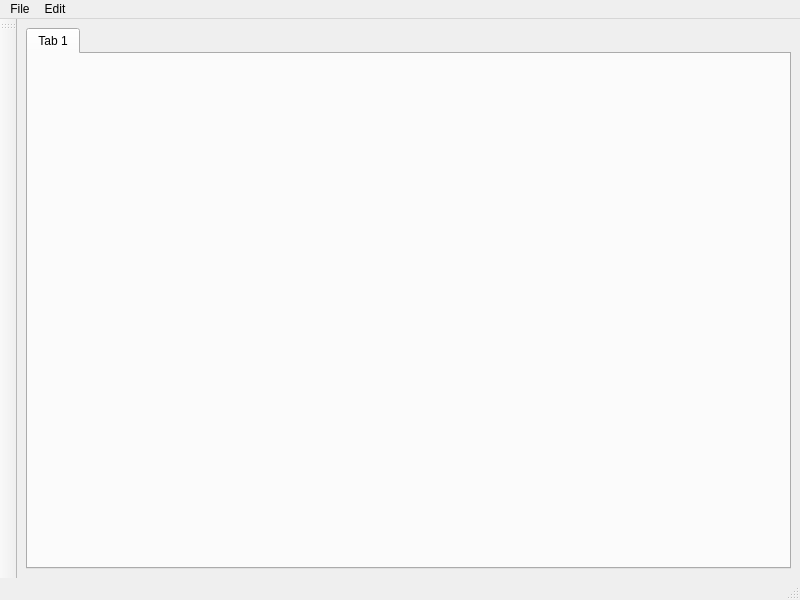
Qt form text_editor.ui (PorterCat/TextEditor-And-Paint) before a commit.
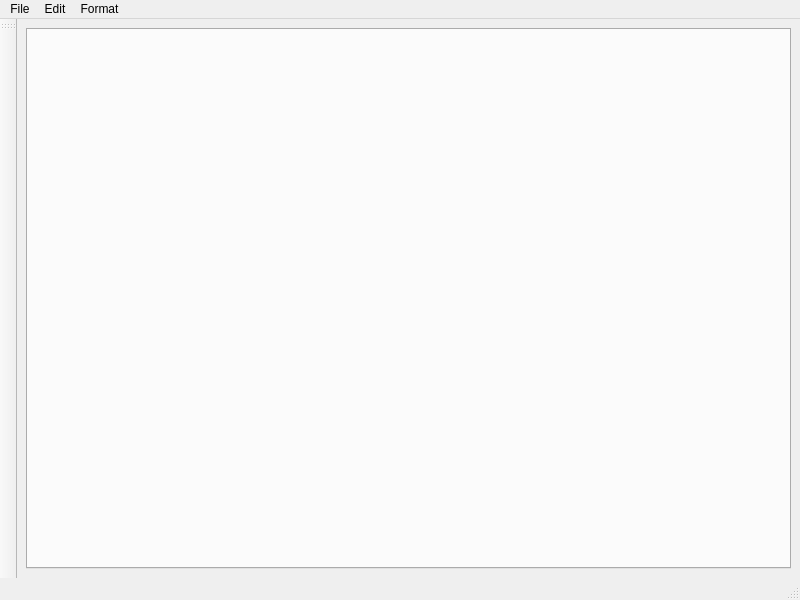
The same form after that commit. Icons and pictures are not drawn.

The edit to the form file:
```diff
--- a/text_editor.ui
+++ b/text_editor.ui
@@ -17,14 +17,6 @@
    <layout class="QHBoxLayout" name="horizontalLayout">
     <item>
      <widget class="QTabWidget" name="tabWidget">
-      <property name="currentIndex">
-       <number>0</number>
-      </property>
-      <widget class="QWidget" name="tab">
-       <attribute name="title">
-        <string>Tab 1</string>
-       </attribute>
-      </widget>
      </widget>
     </item>
    </layout>
@@ -67,9 +59,21 @@
     <addaction name="separator"/>
     <addaction name="actionFind"/>
     <addaction name="actionReplace"/>
+    <addaction name="separator"/>
+    <addaction name="actionClear"/>
+    <addaction name="actionRestore"/>
+   </widget>
+   <widget class="QMenu" name="menuFormat">
+    <property name="title">
+     <string>Format</string>
+    </property>
+    <addaction name="actionSet_Font"/>
+    <addaction name="actionSet_Color"/>
+    <addaction name="actionSet_Margin"/>
    </widget>
    <addaction name="menuFile"/>
    <addaction name="menuEdit"/>
+   <addaction name="menuFormat"/>
   </widget>
   <widget class="QToolBar" name="toolBar">
    <property name="windowTitle">
```
Left out of the diff: 115 changed lines with no effect on the pictures.
